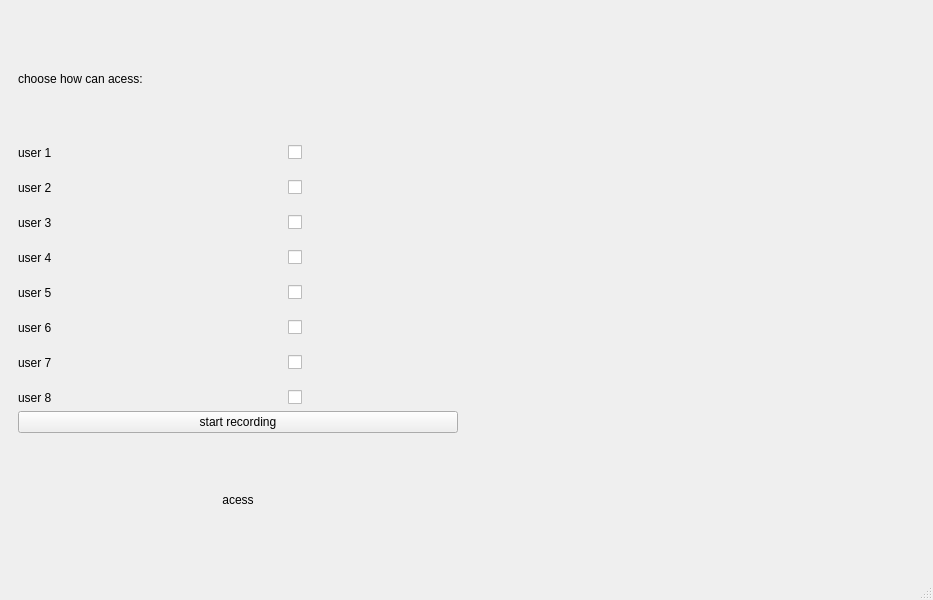
The window that mainwindow.ui (SaraElsaggan/voise_code_access) describes before a commit, drawn with Qt 5.
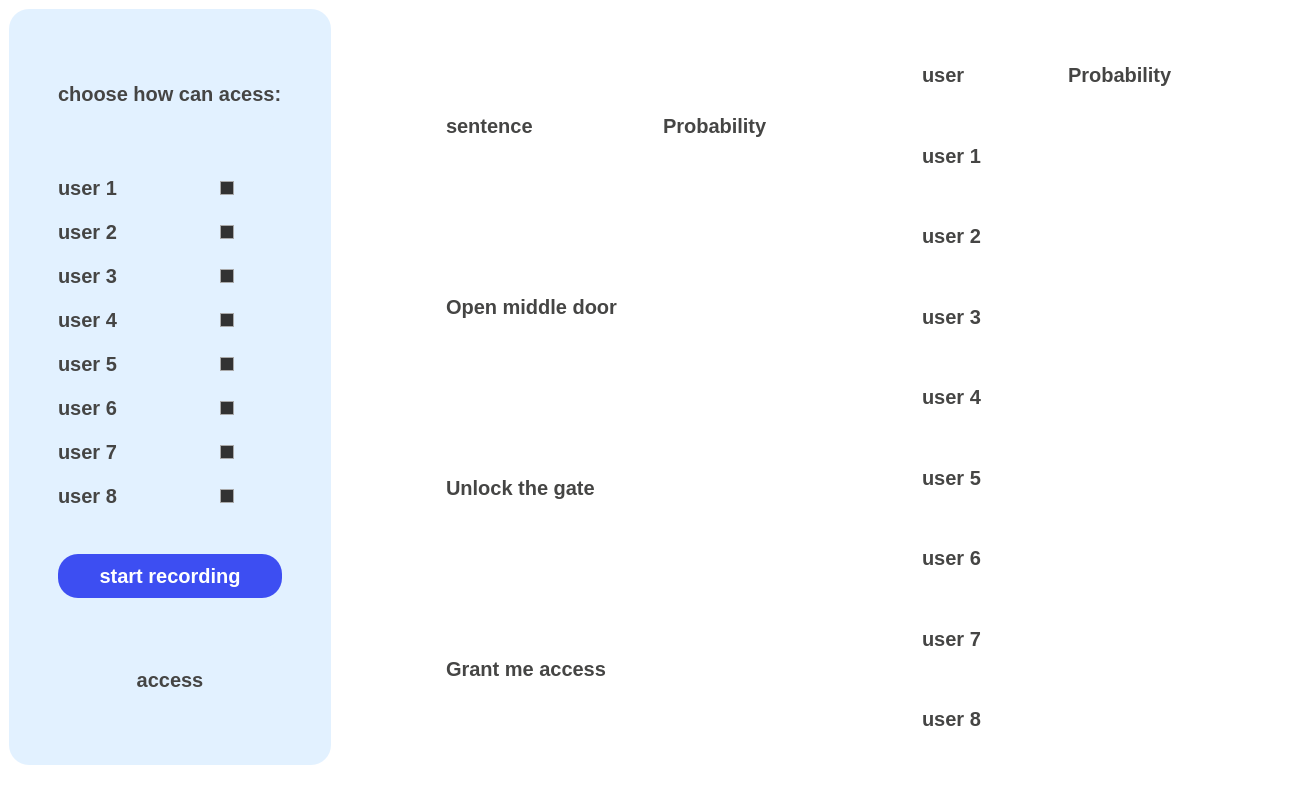
The same window after the commit. Icons and pictures are not drawn.

What changed in the file:
```diff
--- a/mainwindow.ui
+++ b/mainwindow.ui
@@ -6,212 +6,1087 @@
    <rect>
     <x>0</x>
     <y>0</y>
-    <width>933</width>
-    <height>600</height>
+    <width>1291</width>
+    <height>796</height>
    </rect>
   </property>
   <property name="windowTitle">
    <string>MainWindow</string>
   </property>
+  <property name="styleSheet">
+   <string notr="true">/*Copyright (c) DevSec Studio. All rights reserved.
+
+MIT License
+
+Permission is hereby granted, free of charge, to any person obtaining a copy
+of this software and associated documentation files (the &quot;Software&quot;), to deal
+in the Software without restriction, including without limitation the rights
+to use, copy, modify, merge, publish, distribute, sublicense, and/or sell
+copies of the Software, and to permit persons to whom the Software is
+furnished to do so, subject to the following conditions:
+
+The above copyright notice and this permission notice shall be included in all
+copies or substantial portions of the Software.
+
+THE SOFTWARE IS PROVIDED *AS IS*, WITHOUT WARRANTY OF ANY KIND, EXPRESS OR
+IMPLIED, INCLUDING BUT NOT LIMITED TO THE WARRANTIES OF MERCHANTABILITY,
+FITNESS FOR A PARTICULAR PURPOSE AND NONINFRINGEMENT. IN NO EVENT SHALL THE
+AUTHORS OR COPYRIGHT HOLDERS BE LIABLE FOR ANY CLAIM, DAMAGES OR OTHER
+LIABILITY, WHETHER IN AN ACTION OF CONTRACT, TORT OR OTHERWISE, ARISING FROM,
+OUT OF OR IN CONNECTION WITH THE SOFTWARE OR THE USE OR OTHER DEALINGS IN THE SOFTWARE.
+*/
+
+/*-----QWidget-----*/
+QWidget
+{
+	background-color: #fff;
+	color: red;
+	border-radius: 20px;
+
+}
+
+
+/*-----QLabel-----*/
+QLabel
+{
+	background-color: transparent;
+	color: #454544;
+	font-weight: bold;
+	font-size: 20px;
+
+}
+
+
+/*-----QPushButton-----*/
+QPushButton
+{
+	background-color: #5c55e9;
+	color: #fff;
+	font-size: 20px;
+	font-weight: bold;
+	border-top-right-radius: 15px;
+	border-top-left-radius: 0px;
+	border-bottom-right-radius: 0px;
+	border-bottom-left-radius: 15px;
+	padding: 10px;
+
+}
+
+
+QPushButton::disabled
+{
+	background-color: #5c5c5c;
+
+}
+
+
+QPushButton::hover
+{
+	background-color: #5564f2;
+
+}
+
+
+QPushButton::pressed
+{
+	background-color: #3d4ef2;
+
+}
+
+
+/*-----QCheckBox-----*/
+QCheckBox
+{
+	background-color: transparent;
+	color: #5c55e9;
+	font-size: 10px;
+	font-weight: bold;
+	border: none;
+	border-radius: 5px;
+
+}
+
+
+/*-----QCheckBox-----*/
+QCheckBox::indicator
+{
+    background-color: #323232;
+    border: 1px solid darkgray;
+    width: 12px;
+    height: 12px;
+
+}
+
+
+QCheckBox::indicator:checked
+{
+    image:url(&quot;./ressources/check.png&quot;);
+	background-color: #5c55e9;
+    border: 1px solid #5c55e9;
+
+}
+
+
+QCheckBox::indicator:unchecked:hover
+{
+    border: 1px solid #5c55e9;
+
+}
+
+
+QCheckBox::disabled
+{
+	color: #656565;
+
+}
+
+
+QCheckBox::indicator:disabled
+{
+	background-color: #656565;
+	color: #656565;
+    border: 1px solid #656565;
+
+}
+
+
+/*-----QLineEdit-----*/
+QLineEdit
+{
+	background-color: #c2c7d5;
+	color: #2a547f;
+	border: none;
+	padding: 5px;
+
+}
+
+
+/*-----QListView-----*/
+QListView
+{
+	background-color: #5c55e9;
+	color: #fff;
+	font-size: 14px;
+	font-weight: bold;
+	show-decoration-selected: 0;
+	border-radius: 4px;
+	padding-left: -15px;
+	padding-right: -15px;
+	padding-top: 5px;
+
+} 
+
+
+QListView:disabled 
+{
+	background-color: #5c5c5c;
+
+}
+
+
+QListView::item
+{
+	background-color: #454e5e;
+	border: none;
+	padding: 10px;
+	border-radius: 0px;
+	padding-left : 10px;
+	height: 32px;
+
+}
+
+
+QListView::item:selected
+{
+	color: #000;
+	background-color: #fff;
+
+}
+
+
+QListView::item:!selected
+{
+	color:white;
+	background-color: transparent;
+	border: none;
+	padding-left : 10px;
+
+}
+
+
+QListView::item:!selected:hover
+{
+	color: #fff;
+	background-color: #5564f2;
+	border: none;
+	padding-left : 10px;
+
+}
+
+
+/*-----QTreeView-----*/
+QTreeView 
+{
+	background-color: #fff;
+	show-decoration-selected: 0;
+	color: #454544;
+
+}
+
+
+QTreeView:disabled
+{
+	background-color: #242526;
+	show-decoration-selected: 0;
+
+}
+
+
+QTreeView::item 
+{
+	border-top-color: transparent;
+	border-bottom-color: transparent;
+
+}
+
+
+QTreeView::item:hover 
+{
+	background-color: #bcbdbb;
+	color: #000;
+
+}
+
+
+QTreeView::item:selected 
+{
+	background-color: #5c55e9;
+	color: #fff;
+
+}
+
+
+QTreeView::item:selected:active
+{
+	background-color: #5c55e9;
+	color: #fff;
+
+}
+
+
+QTreeView::item:selected:disabled
+{
+	background-color: #525251;
+	color: #656565;
+
+}
+
+
+QTreeView::branch:has-children:!has-siblings:closed,
+QTreeView::branch:closed:has-children:has-siblings 
+{
+	image: url(://tree-closed.png);
+
+}
+
+QTreeView::branch:open:has-children:!has-siblings,
+QTreeView::branch:open:has-children:has-siblings  
+{
+	image: url(://tree-open.png);
+
+}
+
+
+/*-----QTableView &amp; QTableWidget-----*/
+QTableView
+{
+    background-color: #fff;
+	border: 1px solid gray;
+    color: #454544;
+    gridline-color: gray;
+    outline : 0;
+
+}
+
+
+QTableView::disabled
+{
+    background-color: #242526;
+    border: 1px solid #32414B;
+    color: #656565;
+    gridline-color: #656565;
+    outline : 0;
+
+}
+
+
+QTableView::item:hover 
+{
+    background-color: #bcbdbb;
+    color: #000;
+
+}
+
+
+QTableView::item:selected 
+{
+	background-color: #5c55e9;
+    color: #fff;
+
+}
+
+
+QTableView::item:selected:disabled
+{
+    background-color: #1a1b1c;
+    border: 2px solid #525251;
+    color: #656565;
+
+}
+
+
+QTableCornerButton::section
+{
+	background-color: #ced5e3;
+	border: none;
+    color: #fff;
+
+}
+
+
+QHeaderView::section
+{
+	color: #2a547f;
+	border: 0px;
+	background-color: #ced5e3;
+	padding: 5px;
+
+}
+
+
+QHeaderView::section:disabled
+{
+    background-color: #525251;
+    color: #656565;
+
+}
+
+
+QHeaderView::section:checked
+{
+    color: #fff;
+    background-color: #5c55e9;
+
+}
+
+
+QHeaderView::section:checked:disabled
+{
+    color: #656565;
+    background-color: #525251;
+
+}
+
+
+QHeaderView::section::vertical::first,
+QHeaderView::section::vertical::only-one
+{
+    border-top: 1px solid #353635;
+
+}
+
+
+QHeaderView::section::vertical
+{
+    border-top: 1px solid #353635;
+
+}
+
+
+QHeaderView::section::horizontal::first,
+QHeaderView::section::horizontal::only-one
+{
+    border-left: 1px solid #353635;
+
+}
+
+
+QHeaderView::section::horizontal
+{
+    border-left: 1px solid #353635;
+
+}
+
+QTableView, QTableCornerButton::section,
+QHeaderView::section
+{
+    font: bold 20px;
+}
+
+
+
+/*-----QScrollBar-----*/
+QScrollBar:horizontal 
+{
+    background-color: transparent;
+    height: 8px;
+    margin: 0px;
+    padding: 0px;
+
+}
+
+
+QScrollBar::handle:horizontal 
+{
+    border: none;
+	min-width: 100px;
+    background-color: #7e92b7;
+
+}
+
+
+QScrollBar::add-line:horizontal, 
+QScrollBar::sub-line:horizontal,
+QScrollBar::add-page:horizontal, 
+QScrollBar::sub-page:horizontal 
+{
+    width: 0px;
+    background-color: #d8dce6;
+
+}
+
+
+QScrollBar:vertical 
+{
+    background-color: transparent;
+    width: 8px;
+    margin: 0;
+
+}
+
+
+QScrollBar::handle:vertical 
+{
+    border: none;
+	min-height: 100px;
+    background-color: #7e92b7;
+
+}
+
+
+QScrollBar::add-line:vertical, 
+QScrollBar::sub-line:vertical,
+QScrollBar::add-page:vertical, 
+QScrollBar::sub-page:vertical 
+{
+    height: 0px;
+    background-color: #d8dce6;
+
+}
+</string>
+  </property>
   <widget class="QWidget" name="centralwidget">
-   <layout class="QGridLayout" name="gridLayout_3">
-    <item row="0" column="0">
-     <layout class="QHBoxLayout" name="horizontalLayout_3">
+   <layout class="QGridLayout" name="gridLayout_9">
+    <item row="0" column="1">
+     <layout class="QVBoxLayout" name="verticalLayout">
       <item>
-       <widget class="QWidget" name="widget_2" native="true">
-        <property name="sizePolicy">
-         <sizepolicy hsizetype="Expanding" vsizetype="Expanding">
-          <horstretch>0</horstretch>
-          <verstretch>0</verstretch>
-         </sizepolicy>
-        </property>
-        <layout class="QGridLayout" name="gridLayout_4">
-         <item row="2" column="0">
-          <widget class="QPushButton" name="btn_record">
-           <property name="text">
-            <string>start recording</string>
-           </property>
-          </widget>
-         </item>
-         <item row="3" column="0">
-          <widget class="QLabel" name="lbl_access">
-           <property name="text">
-            <string>acess</string>
-           </property>
-           <property name="alignment">
-            <set>Qt::AlignCenter</set>
-           </property>
-          </widget>
-         </item>
-         <item row="1" column="0">
-          <layout class="QGridLayout" name="gridLayout">
-           <property name="horizontalSpacing">
-            <number>100</number>
-           </property>
-           <property name="verticalSpacing">
-            <number>20</number>
-           </property>
-           <item row="0" column="1">
-            <widget class="QCheckBox" name="chkBox_user_1">
+       <layout class="QHBoxLayout" name="horizontalLayout_5">
+        <item>
+         <spacer name="horizontalSpacer_6">
+          <property name="orientation">
+           <enum>Qt::Horizontal</enum>
+          </property>
+          <property name="sizeType">
+           <enum>QSizePolicy::Fixed</enum>
+          </property>
+          <property name="sizeHint" stdset="0">
+           <size>
+            <width>40</width>
+            <height>20</height>
+           </size>
+          </property>
+         </spacer>
+        </item>
+        <item>
+         <layout class="QVBoxLayout" name="layout_spectogrm"/>
+        </item>
+        <item>
+         <spacer name="horizontalSpacer_7">
+          <property name="orientation">
+           <enum>Qt::Horizontal</enum>
+          </property>
+          <property name="sizeType">
+           <enum>QSizePolicy::Fixed</enum>
+          </property>
+          <property name="sizeHint" stdset="0">
+           <size>
+            <width>40</width>
+            <height>20</height>
+           </size>
+          </property>
+         </spacer>
+        </item>
+       </layout>
+      </item>
+      <item>
+       <layout class="QHBoxLayout" name="horizontalLayout_4">
+        <item>
+         <spacer name="horizontalSpacer_8">
+          <property name="orientation">
+           <enum>Qt::Horizontal</enum>
+          </property>
+          <property name="sizeType">
+           <enum>QSizePolicy::Fixed</enum>
+          </property>
+          <property name="sizeHint" stdset="0">
+           <size>
+            <width>100</width>
+            <height>20</height>
+           </size>
+          </property>
+         </spacer>
+        </item>
+        <item>
+         <widget class="QWidget" name="widget" native="true">
+          <layout class="QGridLayout" name="gridLayout_3">
+           <item row="1" column="0">
+            <widget class="QLabel" name="lbl_sentence_1">
              <property name="text">
-              <string/>
+              <string>Open middle door</string>
              </property>
             </widget>
            </item>
-           <item row="2" column="1">
-            <widget class="QCheckBox" name="chkBox_user_3">
+           <item row="0" column="0">
+            <widget class="QLabel" name="label_4">
              <property name="text">
-              <string/>
+              <string>sentence</string>
              </property>
             </widget>
            </item>
-           <item row="6" column="1">
-            <widget class="QCheckBox" name="chkBox_user_7">
+           <item row="2" column="2">
+            <widget class="QLabel" name="lbl_prop_sentence_2">
              <property name="text">
               <string/>
              </property>
             </widget>
            </item>
-           <item row="5" column="0">
-            <widget class="QLabel" name="lbl_acess_user_6">
+           <item row="1" column="2">
+            <widget class="QLabel" name="lbl_prop_sentence_1">
              <property name="text">
-              <string>user 6</string>
+              <string/>
              </property>
             </widget>
            </item>
            <item row="3" column="0">
-            <widget class="QLabel" name="lbl_acess_user_4">
+            <widget class="QLabel" name="lbl_sentence_3">
              <property name="text">
-              <string>user 4</string>
+              <string>Grant me access</string>
              </property>
             </widget>
            </item>
-           <item row="3" column="1">
-            <widget class="QCheckBox" name="chkBox_user_4">
+           <item row="3" column="2">
+            <widget class="QLabel" name="lbl_prop_sentence_3">
              <property name="text">
               <string/>
              </property>
             </widget>
            </item>
+           <item row="0" column="2">
+            <widget class="QLabel" name="label_3">
+             <property name="text">
+              <string>Probability</string>
+             </property>
+            </widget>
+           </item>
+           <item row="2" column="0">
+            <widget class="QLabel" name="lbl_sentence_2">
+             <property name="text">
+              <string>Unlock the gate</string>
+             </property>
+            </widget>
+           </item>
            <item row="1" column="1">
-            <widget class="QCheckBox" name="chkBox_user_2">
-             <property name="text">
-              <string/>
+            <spacer name="horizontalSpacer">
+             <property name="orientation">
+              <enum>Qt::Horizontal</enum>
              </property>
-            </widget>
-           </item>
-           <item row="5" column="1">
-            <widget class="QCheckBox" name="chkBox_user_6">
-             <property name="text">
-              <string/>
+             <property name="sizeType">
+              <enum>QSizePolicy::Fixed</enum>
              </property>
-            </widget>
-           </item>
-           <item row="4" column="0">
-            <widget class="QLabel" name="lbl_acess_user_5">
-             <property name="text">
-              <string>user 5</string>
+             <property name="sizeHint" stdset="0">
+              <size>
+               <width>40</width>
+               <height>20</height>
+              </size>
              </property>
-            </widget>
+            </spacer>
            </item>
-           <item row="7" column="1">
-            <widget class="QCheckBox" name="chkBox_user_8">
+          </layout>
+         </widget>
+        </item>
+        <item>
+         <spacer name="horizontalSpacer_3">
+          <property name="orientation">
+           <enum>Qt::Horizontal</enum>
+          </property>
+          <property name="sizeType">
+           <enum>QSizePolicy::Fixed</enum>
+          </property>
+          <property name="sizeHint" stdset="0">
+           <size>
+            <width>101</width>
+            <height>20</height>
+           </size>
+          </property>
+         </spacer>
+        </item>
+        <item>
+         <widget class="QWidget" name="widget_3" native="true">
+          <layout class="QGridLayout" name="gridLayout_6">
+           <item row="2" column="2">
+            <widget class="QLabel" name="lbl_prob_user_23">
              <property name="text">
               <string/>
              </property>
             </widget>
            </item>
-           <item row="6" column="0">
-            <widget class="QLabel" name="lbl_acess_user_7">
+           <item row="8" column="2">
+            <widget class="QLabel" name="lbl_prob_user_31">
              <property name="text">
-              <string>user 7</string>
+              <string/>
              </property>
             </widget>
            </item>
            <item row="1" column="0">
-            <widget class="QLabel" name="lbl_acess_user_2">
-             <property name="text">
-              <string>user 2</string>
-             </property>
-            </widget>
-           </item>
-           <item row="0" column="0">
-            <widget class="QLabel" name="lbl_acess_user_1">
+            <widget class="QLabel" name="lbl_user_24">
              <property name="text">
               <string>user 1</string>
              </property>
             </widget>
            </item>
+           <item row="2" column="0">
+            <widget class="QLabel" name="lbl_user_21">
+             <property name="text">
+              <string>user 2</string>
+             </property>
+            </widget>
+           </item>
            <item row="7" column="0">
-            <widget class="QLabel" name="lbl_acess_user_8">
+            <widget class="QLabel" name="lbl_user_18">
+             <property name="text">
+              <string>user 7</string>
+             </property>
+            </widget>
+           </item>
+           <item row="3" column="2">
+            <widget class="QLabel" name="lbl_prob_user_24">
+             <property name="text">
+              <string/>
+             </property>
+            </widget>
+           </item>
+           <item row="0" column="2">
+            <widget class="QLabel" name="label_10">
+             <property name="text">
+              <string>Probability</string>
+             </property>
+            </widget>
+           </item>
+           <item row="4" column="2">
+            <widget class="QLabel" name="lbl_prob_user_27">
+             <property name="text">
+              <string/>
+             </property>
+            </widget>
+           </item>
+           <item row="7" column="2">
+            <widget class="QLabel" name="lbl_prob_user_30">
+             <property name="text">
+              <string/>
+             </property>
+            </widget>
+           </item>
+           <item row="4" column="0">
+            <widget class="QLabel" name="lbl_user_19">
+             <property name="text">
+              <string>user 4</string>
+             </property>
+            </widget>
+           </item>
+           <item row="6" column="0">
+            <widget class="QLabel" name="lbl_user_20">
+             <property name="text">
+              <string>user 6</string>
+             </property>
+            </widget>
+           </item>
+           <item row="0" column="0">
+            <widget class="QLabel" name="label_9">
+             <property name="text">
+              <string>user</string>
+             </property>
+            </widget>
+           </item>
+           <item row="1" column="2">
+            <widget class="QLabel" name="lbl_prob_user_25">
+             <property name="text">
+              <string/>
+             </property>
+            </widget>
+           </item>
+           <item row="8" column="0">
+            <widget class="QLabel" name="lbl_user_22">
              <property name="text">
               <string>user 8</string>
              </property>
             </widget>
            </item>
-           <item row="2" column="0">
-            <widget class="QLabel" name="lbl_acess_user_3">
+           <item row="3" column="0">
+            <widget class="QLabel" name="lbl_user_23">
              <property name="text">
               <string>user 3</string>
              </property>
             </widget>
            </item>
-           <item row="4" column="1">
-            <widget class="QCheckBox" name="chkBox_user_5">
+           <item row="5" column="0">
+            <widget class="QLabel" name="lbl_user_17">
              <property name="text">
+              <string>user 5</string>
+             </property>
+            </widget>
+           </item>
+           <item row="6" column="2">
+            <widget class="QLabel" name="lbl_prob_user_29">
+             <property name="text">
               <string/>
              </property>
             </widget>
            </item>
+           <item row="5" column="2">
+            <widget class="QLabel" name="lbl_prob_user_28">
+             <property name="text">
+              <string/>
+             </property>
+            </widget>
+           </item>
+           <item row="1" column="1">
+            <spacer name="horizontalSpacer_2">
+             <property name="orientation">
+              <enum>Qt::Horizontal</enum>
+             </property>
+             <property name="sizeType">
+              <enum>QSizePolicy::Fixed</enum>
+             </property>
+             <property name="sizeHint" stdset="0">
+              <size>
+               <width>40</width>
+               <height>20</height>
+              </size>
+             </property>
+            </spacer>
+           </item>
+           <item row="1" column="3">
+            <spacer name="horizontalSpacer_9">
+             <property name="orientation">
+              <enum>Qt::Horizontal</enum>
+             </property>
+             <property name="sizeType">
+              <enum>QSizePolicy::Fixed</enum>
+             </property>
+             <property name="sizeHint" stdset="0">
+              <size>
+               <width>100</width>
+               <height>20</height>
+              </size>
+             </property>
+            </spacer>
+           </item>
           </layout>
+         </widget>
+        </item>
+       </layout>
+      </item>
+     </layout>
+    </item>
+    <item row="0" column="0">
+     <widget class="QWidget" name="widget_2" native="true">
+      <property name="sizePolicy">
+       <sizepolicy hsizetype="Fixed" vsizetype="MinimumExpanding">
+        <horstretch>0</horstretch>
+        <verstretch>0</verstretch>
+       </sizepolicy>
+      </property>
+      <property name="styleSheet">
+       <string notr="true">border-radius: 20px; /* Adjust the value to control the roundness of the corners */
+    background-color: rgb(226, 241, 255); /* Set the background color */</string>
+      </property>
+      <layout class="QGridLayout" name="gridLayout_4">
+       <item row="2" column="1">
+        <spacer name="verticalSpacer_3">
+         <property name="orientation">
+          <enum>Qt::Vertical</enum>
+         </property>
+         <property name="sizeType">
+          <enum>QSizePolicy::Fixed</enum>
+         </property>
+         <property name="sizeHint" stdset="0">
+          <size>
+           <width>20</width>
+           <height>40</height>
+          </size>
+         </property>
+        </spacer>
+       </item>
+       <item row="8" column="1">
+        <spacer name="verticalSpacer_6">
+         <property name="orientation">
+          <enum>Qt::Vertical</enum>
+         </property>
+         <property name="sizeType">
+          <enum>QSizePolicy::Fixed</enum>
+         </property>
+         <property name="sizeHint" stdset="0">
+          <size>
+           <width>20</width>
+           <height>40</height>
+          </size>
+         </property>
+        </spacer>
+       </item>
+       <item row="7" column="1">
+        <widget class="QLabel" name="lbl_access">
+         <property name="text">
+          <string>access</string>
+         </property>
+         <property name="alignment">
+          <set>Qt::AlignCenter</set>
+         </property>
+        </widget>
+       </item>
+       <item row="3" column="2">
+        <spacer name="horizontalSpacer_4">
+         <property name="orientation">
+          <enum>Qt::Horizontal</enum>
+         </property>
+         <property name="sizeType">
+          <enum>QSizePolicy::Fixed</enum>
+         </property>
+         <property name="sizeHint" stdset="0">
+          <size>
+           <width>40</width>
+           <height>20</height>
+          </size>
+         </property>
+        </spacer>
+       </item>
+       <item row="3" column="1">
+        <layout class="QGridLayout" name="gridLayout">
+         <property name="horizontalSpacing">
+          <number>100</number>
+         </property>
+         <property name="verticalSpacing">
+          <number>20</number>
+         </property>
+         <item row="0" column="1">
+          <widget class="QCheckBox" name="chkBox_user_1">
+           <property name="text">
+            <string/>
+           </property>
+          </widget>
+         </item>
+         <item row="2" column="1">
+          <widget class="QCheckBox" name="chkBox_user_3">
+           <property name="text">
+            <string/>
+           </property>
+          </widget>
+         </item>
+         <item row="6" column="1">
+          <widget class="QCheckBox" name="chkBox_user_7">
+           <property name="text">
+            <string/>
+           </property>
+          </widget>
+         </item>
+         <item row="5" column="0">
+          <widget class="QLabel" name="lbl_acess_user_6">
+           <property name="text">
+            <string>user 6</string>
+           </property>
+          </widget>
+         </item>
+         <item row="3" column="0">
+          <widget class="QLabel" name="lbl_acess_user_4">
+           <property name="text">
+            <string>user 4</string>
+           </property>
+          </widget>
+         </item>
+         <item row="3" column="1">
+          <widget class="QCheckBox" name="chkBox_user_4">
+           <property name="text">
+            <string/>
+           </property>
+          </widget>
+         </item>
+         <item row="1" column="1">
+          <widget class="QCheckBox" name="chkBox_user_2">
+           <property name="text">
+            <string/>
+           </property>
+          </widget>
+         </item>
+         <item row="5" column="1">
+          <widget class="QCheckBox" name="chkBox_user_6">
+           <property name="text">
+            <string/>
+           </property>
+          </widget>
+         </item>
+         <item row="4" column="0">
+          <widget class="QLabel" name="lbl_acess_user_5">
+           <property name="text">
+            <string>user 5</string>
+           </property>
+          </widget>
+         </item>
+         <item row="7" column="1">
+          <widget class="QCheckBox" name="chkBox_user_8">
+           <property name="text">
+            <string/>
+           </property>
+          </widget>
+         </item>
+         <item row="6" column="0">
+          <widget class="QLabel" name="lbl_acess_user_7">
+           <property name="text">
+            <string>user 7</string>
+           </property>
+          </widget>
+         </item>
+         <item row="1" column="0">
+          <widget class="QLabel" name="lbl_acess_user_2">
+           <property name="text">
+            <string>user 2</string>
+           </property>
+          </widget>
          </item>
          <item row="0" column="0">
-          <widget class="QLabel" name="label">
+          <widget class="QLabel" name="lbl_acess_user_1">
+           <property name="styleSheet">
+            <string notr="true"/>
+           </property>
            <property name="text">
-            <string>choose how can acess:</string>
+            <string>user 1</string>
+           </property>
+          </widget>
+         </item>
+         <item row="7" column="0">
+          <widget class="QLabel" name="lbl_acess_user_8">
+           <property name="text">
+            <string>user 8</string>
+           </property>
+          </widget>
+         </item>
+         <item row="2" column="0">
+          <widget class="QLabel" name="lbl_acess_user_3">
+           <property name="text">
+            <string>user 3</string>
+           </property>
+          </widget>
+         </item>
+         <item row="4" column="1">
+          <widget class="QCheckBox" name="chkBox_user_5">
+           <property name="text">
+            <string/>
            </property>
           </widget>
          </item>
         </layout>
-       </widget>
-      </item>
-      <item>
-       <spacer name="horizontalSpacer">
-        <property name="orientation">
-         <enum>Qt::Horizontal</enum>
-        </property>
-        <property name="sizeHint" stdset="0">
-         <size>
-          <width>40</width>
-          <height>20</height>
-         </size>
-        </property>
-       </spacer>
-      </item>
-      <item>
-       <layout class="QVBoxLayout" name="verticalLayout_3">
-        <property name="spacing">
-         <number>6</number>
-        </property>
-        <property name="sizeConstraint">
-         <enum>QLayout::SetFixedSize</enum>
-        </property>
-        <item>
-         <layout class="QVBoxLayout" name="layout_spectogram_2"/>
-        </item>
-        <item>
-         <layout class="QHBoxLayout" name="horizontalLayout_2">
-          <item>
-           <layout class="QVBoxLayout" name="layout_prob_sentence_2"/>
-          </item>
-          <item>
-           <layout class="QVBoxLayout" name="layout_prob_user_2"/>
-          </item>
-         </layout>
-        </item>
-       </layout>
-      </item>
-     </layout>
+       </item>
+       <item row="3" column="0">
+        <spacer name="horizontalSpacer_5">
+         <property name="orientation">
+          <enum>Qt::Horizontal</enum>
+         </property>
+         <property name="sizeType">
+          <enum>QSizePolicy::Fixed</enum>
+         </property>
+         <property name="sizeHint" stdset="0">
+          <size>
+           <width>40</width>
+           <height>20</height>
+          </size>
+         </property>
+        </spacer>
+       </item>
+       <item row="1" column="1">
+        <widget class="QLabel" name="label">
+         <property name="text">
+          <string>choose how can acess:</string>
+         </property>
+        </widget>
+       </item>
+       <item row="0" column="1">
+        <spacer name="verticalSpacer_5">
+         <property name="orientation">
+          <enum>Qt::Vertical</enum>
+         </property>
+         <property name="sizeType">
+          <enum>QSizePolicy::Fixed</enum>
+         </property>
+         <property name="sizeHint" stdset="0">
+          <size>
+           <width>20</width>
+           <height>40</height>
+          </size>
+         </property>
+        </spacer>
+       </item>
+       <item row="4" column="1">
+        <spacer name="verticalSpacer_2">
+         <property name="orientation">
+          <enum>Qt::Vertical</enum>
+         </property>
+         <property name="sizeType">
+          <enum>QSizePolicy::Fixed</enum>
+         </property>
+         <property name="sizeHint" stdset="0">
+          <size>
+           <width>20</width>
+           <height>40</height>
+          </size>
+         </property>
+        </spacer>
+       </item>
+       <item row="6" column="1">
+        <spacer name="verticalSpacer_4">
+         <property name="orientation">
+          <enum>Qt::Vertical</enum>
+         </property>
+         <property name="sizeType">
+          <enum>QSizePolicy::Fixed</enum>
+         </property>
+         <property name="sizeHint" stdset="0">
+          <size>
+           <width>20</width>
+           <height>40</height>
+          </size>
+         </property>
+        </spacer>
+       </item>
+       <item row="5" column="1">
+        <widget class="QPushButton" name="btn_record">
+         <property name="styleSheet">
+          <string notr="true">background-color: rgb(61, 78, 242);</string>
+         </property>
+         <property name="text">
+          <string>start recording</string>
+         </property>
+        </widget>
+       </item>
+      </layout>
+     </widget>
     </item>
    </layout>
   </widget>
```
Left out of the diff: 2 changed lines with no effect on the pictures.
